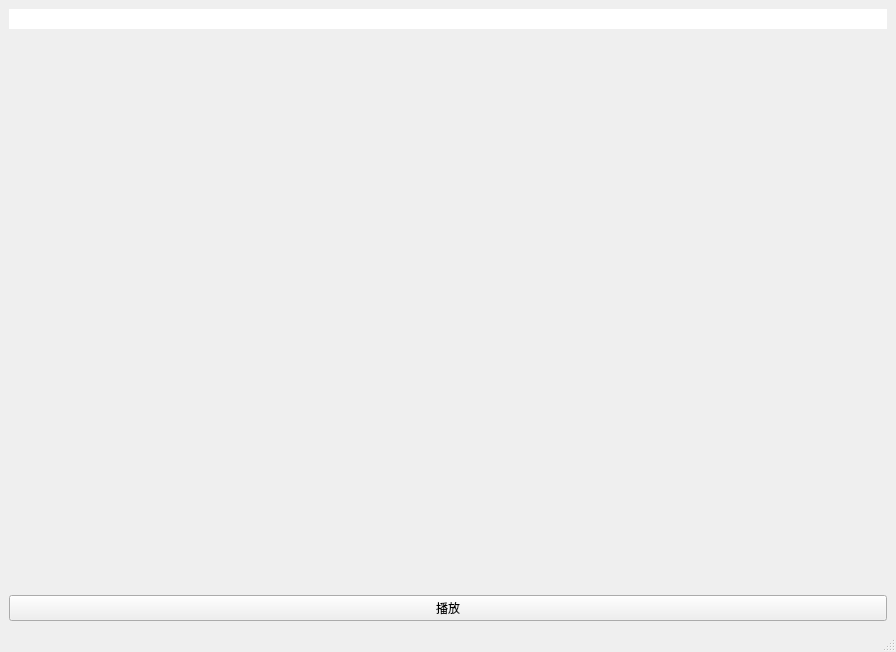
Before: the Qt Designer form mainwindow.ui in LGH2713/videoEditor, drawn with Qt 5.
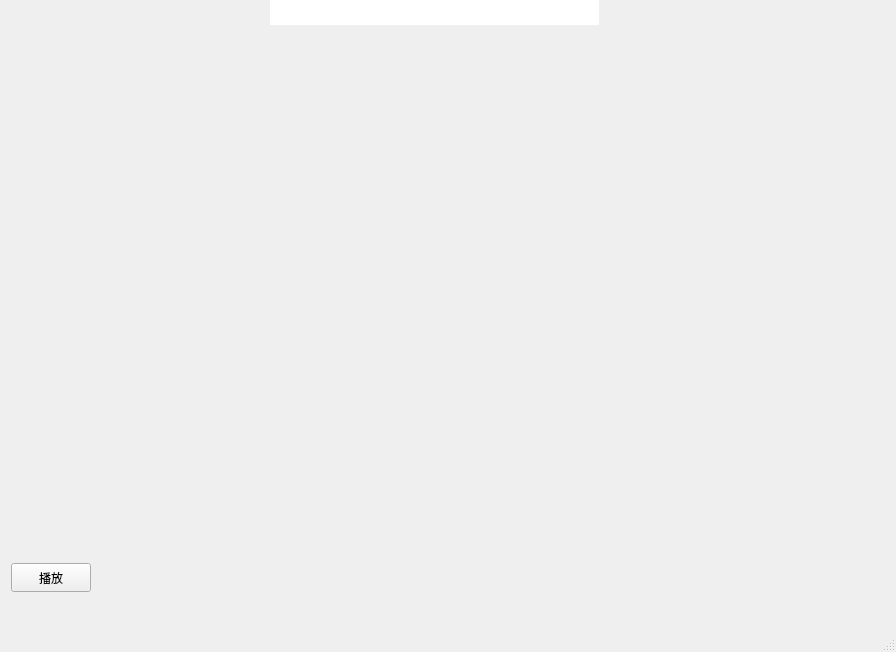
After: the same form once the commit is applied.

Patch:
```diff
--- a/mainwindow.ui
+++ b/mainwindow.ui
@@ -14,11 +14,28 @@
    <string>MainWindow</string>
   </property>
   <widget class="QWidget" name="centralwidget">
-   <layout class="QVBoxLayout" name="verticalLayout_2">
-    <item>
-     <layout class="QVBoxLayout" name="verticalLayout">
-      <item>
+   <widget class="QPushButton" name="playButton">
+    <property name="geometry">
+     <rect>
+      <x>11</x>
+      <y>563</y>
+      <width>80</width>
+      <height>29</height>
+     </rect>
+    </property>
+    <property name="text">
+     <string>播放</string>
+    </property>
+   </widget>
        <widget class="QLineEdit" name="fileName">
+    <property name="geometry">
+     <rect>
+      <x>270</x>
+      <y>0</y>
+      <width>329</width>
+      <height>25</height>
+     </rect>
+    </property>
         <property name="frame">
          <bool>false</bool>
         </property>
@@ -26,20 +43,22 @@
          <bool>true</bool>
         </property>
        </widget>
-      </item>
-      <item>
-       <widget class="QWidget" name="player" native="true"/>
-      </item>
-     </layout>
-    </item>
-    <item>
-     <widget class="QPushButton" name="playButton">
-      <property name="text">
-       <string>播放</string>
-      </property>
-     </widget>
-    </item>
-   </layout>
+   <widget class="QWidget" name="player" native="true">
+    <property name="geometry">
+     <rect>
+      <x>20</x>
+      <y>50</y>
+      <width>854</width>
+      <height>480</height>
+     </rect>
+    </property>
+    <property name="minimumSize">
+     <size>
+      <width>854</width>
+      <height>480</height>
+     </size>
+    </property>
+   </widget>
   </widget>
   <widget class="QStatusBar" name="statusbar"/>
   <widget class="QMenuBar" name="menubar">
```
Lines whose indentation alone changed are shown as unchanged.
